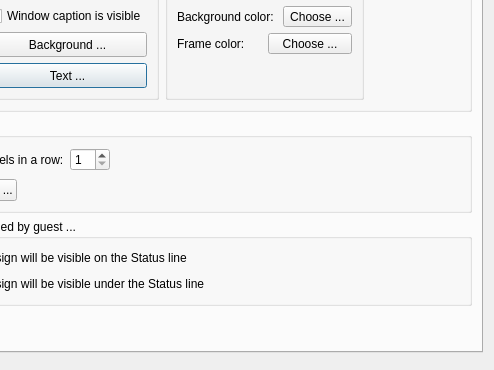
Old version of the form client/dlgpreferences.ui in the repository tbikfalvi/Belenus; both pictures show x 114 to 608 and y 166 to 536 of the 608 by 536 pixel window.
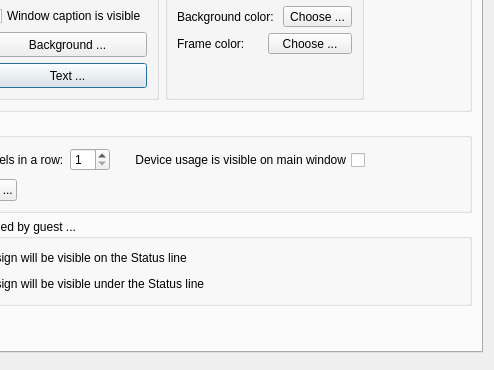
New version of the form. The open tabs and pages were chosen to show the change.

The edit to the form file:
```diff
--- a/client/dlgpreferences.ui
+++ b/client/dlgpreferences.ui
@@ -894,6 +894,16 @@
               </property>
              </widget>
             </item>
+            <item>
+             <widget class="QCheckBox" name="chkUsageVisibleOnMain">
+              <property name="layoutDirection">
+               <enum>Qt::RightToLeft</enum>
+              </property>
+              <property name="text">
+               <string>    Device usage is visible on main window</string>
+              </property>
+             </widget>
+            </item>
             <item>
              <spacer name="horizontalSpacer_2">
               <property name="orientation">
```
Left out of the diff: 2 changed lines with no effect on the pictures.
